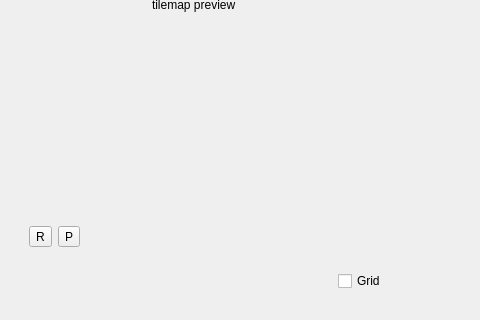
First picture: the form in libtales-qt/talesqttilemapeditorwidget.ui, repository suppertails66/tales, before the edit; both pictures show x 0 to 480 and y 241 to 561 of the 724 by 561 pixel window.
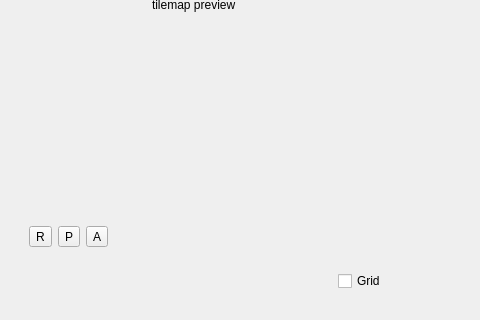
Second picture: the form after the edit. Custom widgets are drawn as their Qt base class.

Commit message: Implement basic area clone feature for tilemap editor

What changed in the file:
```diff
--- a/libtales-qt/talesqttilemapeditorwidget.ui
+++ b/libtales-qt/talesqttilemapeditorwidget.ui
@@ -301,6 +301,19 @@
                <property name="text">
                 <string>P</string>
                </property>
+               <property name="checkable">
+                <bool>true</bool>
+               </property>
+              </widget>
+             </item>
+             <item>
+              <widget class="QToolButton" name="areaCloneButton">
+               <property name="text">
+                <string>A</string>
+               </property>
+               <property name="checkable">
+                <bool>true</bool>
+               </property>
               </widget>
              </item>
              <item>
```
The commit also changes 8 other files.
